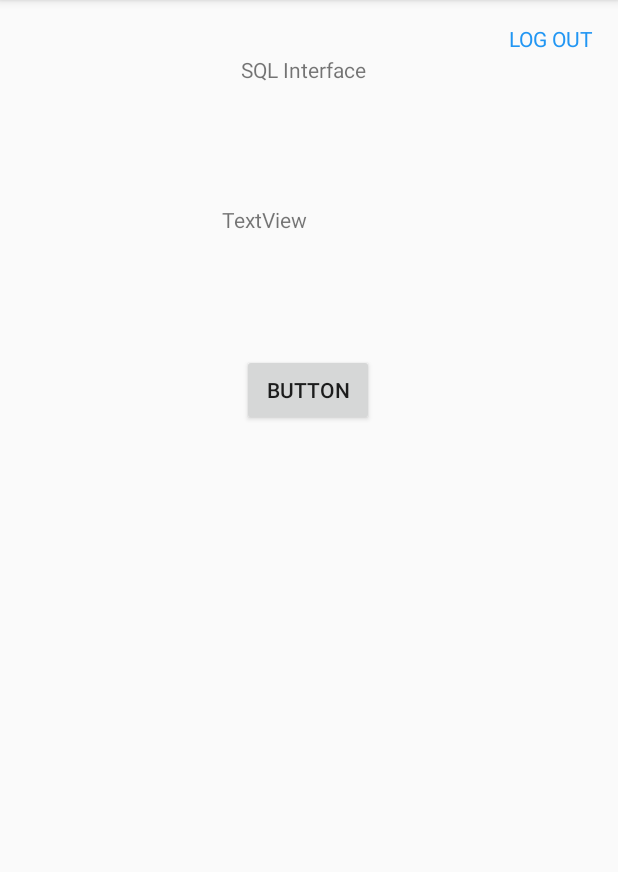
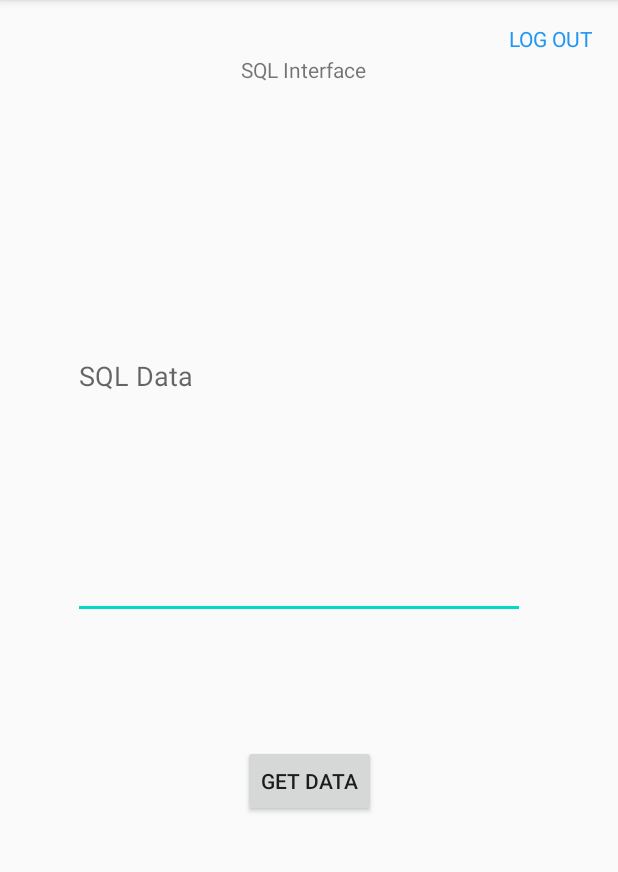
Before and after one commit to C4rist0p4/Flussstrom, an Android app: the screen it shows after launch (SqlInterface), on a phone screen of 412 x 824 dp, the part 84-956 px from its top. Run offline under Robolectric (Android 15) with nearby library versions, the phone set to English and light mode, and no system bars; our stand-ins replace Firebase (no records; nobody signed in at launch, a user with empty details on screens opened directly); 1 statement that could not run was skipped.

Commit message:
second commit

```diff
--- a/app/build.gradle
+++ b/app/build.gradle
@@ -36,6 +36,7 @@ dependencies {
     androidTestImplementation 'androidx.test.espresso:espresso-core:3.2.0'
     implementation 'com.google.firebase:firebase-analytics:17.2.3'
     implementation 'com.google.firebase:firebase-auth:19.2.0'
+    implementation 'com.google.firebase:firebase-functions:19.0.2'
 }
 
 apply plugin: 'com.google.gms.google-services'
--- a/app/src/main/java/com/example/myapplication/SqlInterface.java
+++ b/app/src/main/java/com/example/myapplication/SqlInterface.java
@@ -1,14 +1,89 @@
 package com.example.myapplication;
 
+import androidx.annotation.NonNull;
+import androidx.annotation.RequiresApi;
 import androidx.appcompat.app.AppCompatActivity;
 
+import android.os.Build;
 import android.os.Bundle;
+import android.util.Log;
+import android.view.View;
+import android.widget.TextView;
+
+import com.google.android.gms.tasks.Continuation;
+import com.google.android.gms.tasks.OnCompleteListener;
+import com.google.android.gms.tasks.Task;
+import com.google.android.material.snackbar.Snackbar;
+import com.google.firebase.functions.FirebaseFunctions;
+import com.google.firebase.functions.FirebaseFunctionsException;
+import com.google.firebase.functions.HttpsCallableResult;
+
+import java.util.HashMap;
+import java.util.Objects;
+
 
 public class SqlInterface extends AppCompatActivity {
+    private FirebaseFunctions mFunctions;
+    private TextView dataTv;
+
 
     @Override
     protected void onCreate(Bundle savedInstanceState) {
         super.onCreate(savedInstanceState);
         setContentView(R.layout.activity_sql_interface);
+        dataTv = findViewById(R.id.dataEt);
+        mFunctions = FirebaseFunctions.getInstance();
+    }
+
+    private Task<String> addMessage() {
+
+        return mFunctions
+                .getHttpsCallable("getMeldung")
+                .call()
+                .continueWith(new Continuation<HttpsCallableResult, String>() {
+
+                    @RequiresApi(api = Build.VERSION_CODES.KITKAT)
+                    public String then(@NonNull Task<HttpsCallableResult> task) throws Exception {
+                        HashMap<String, String> result;
+                        try {
+                            result = (HashMap<String, String>) Objects.requireNonNull(task.getResult()).getData();
+                            assert result != null;
+                            return result.toString();
+                        } catch (Exception e) {
+                            throw new Exception(e);
+                        }
+                    }
+                });
+    }
+
+    public void getSqlQuery(View view) {
+        addMessage()
+                .addOnCompleteListener(new OnCompleteListener<String>() {
+                    @Override
+                    public void onComplete(@NonNull Task<String> task) {
+                        if (!task.isSuccessful()) {
+                            Exception e = task.getException();
+                            if (e instanceof FirebaseFunctionsException) {
+                                FirebaseFunctionsException ffe = (FirebaseFunctionsException) e;
+                                FirebaseFunctionsException.Code code = ffe.getCode();
+                                Object details = ffe.getDetails();
+                            }
+                                // [START_EXCLUDE]
+                                Log.w("addMessage:onFailure", e);
+                                showSnackbar("An error occurred.");
+                                return;
+                                // [END_EXCLUDE]
+                            }
+                            // [START_EXCLUDE]
+                            String result = task.getResult();
+
+                            dataTv.setText(result);
+                            // [END_EXCLUDE]
+                        }
+                });
+    }
+
+    private void showSnackbar(String message) {
+        Snackbar.make(findViewById(android.R.id.content), message, Snackbar.LENGTH_SHORT).show();
     }
 }
--- a/app/src/main/res/layout/activity_main.xml
+++ b/app/src/main/res/layout/activity_main.xml
@@ -43,6 +43,7 @@
         android:layout_marginTop="16dp"
         android:onClick="signInWithEmailAndPassword"
         android:text="@string/login"
+        app:layout_constraintBottom_toBottomOf="parent"
         app:layout_constraintEnd_toEndOf="parent"
         app:layout_constraintStart_toStartOf="parent"
         app:layout_constraintTop_toBottomOf="@+id/passwordET" />
--- a/app/src/main/res/layout/activity_sql_interface.xml
+++ b/app/src/main/res/layout/activity_sql_interface.xml
@@ -31,24 +31,33 @@
         app:layout_constraintEnd_toEndOf="parent"
         app:layout_constraintTop_toTopOf="parent" />
 
-    <TextView
-        android:id="@+id/textView2"
-        android:layout_width="116dp"
-        android:layout_height="19dp"
-        android:layout_marginTop="80dp"
-        android:text="@string/textview"
+    <EditText
+        android:id="@+id/dataEt"
+        android:layout_width="301dp"
+        android:layout_height="324dp"
+        android:layout_marginTop="32dp"
+        android:layout_marginBottom="136dp"
+        android:inputType="text"
+        app:layout_constraintBottom_toTopOf="@+id/sqlBt"
         app:layout_constraintEnd_toEndOf="parent"
+        app:layout_constraintHorizontal_bias="0.44"
+        app:layout_constraintStart_toStartOf="parent"
+        app:layout_constraintTop_toBottomOf="@+id/textView"
+        app:layout_constraintVertical_bias="0.0"
+        android:autofillHints="@string/SQL_Data"
+        android:hint="@string/SQL_Data"/>
+
+
+    <Button
+        android:id="@+id/sqlBt"
+        android:layout_width="wrap_content"
+        android:layout_height="wrap_content"
+        android:layout_marginTop="440dp"
+        android:onClick="getSqlQuery"
+        android:text="@string/Get_Data"
+        app:layout_constraintEnd_toEndOf="parent"
+        app:layout_constraintHorizontal_bias="0.501"
         app:layout_constraintStart_toStartOf="parent"
         app:layout_constraintTop_toBottomOf="@+id/textView" />
 
-    <Button
-        android:id="@+id/button"
-        android:layout_width="wrap_content"
-        android:layout_height="wrap_content"
-        android:layout_marginTop="80dp"
-        android:text="@string/button"
-        app:layout_constraintEnd_toEndOf="parent"
-        app:layout_constraintHorizontal_bias="0.498"
-        app:layout_constraintStart_toStartOf="parent"
-        app:layout_constraintTop_toBottomOf="@+id/textView2" />
 </androidx.constraintlayout.widget.ConstraintLayout>
--- a/app/src/main/res/values/strings.xml
+++ b/app/src/main/res/values/strings.xml
@@ -17,5 +17,6 @@
     <string name="sql_interface">SQL Interface</string>
     <string name="log_out">Log Out</string>
     <string name="textview">TextView</string>
-    <string name="button">Button</string>
+    <string name="Get_Data">Get Data</string>
+    <string name="SQL_Data">SQL Data</string>
 </resources>
```
